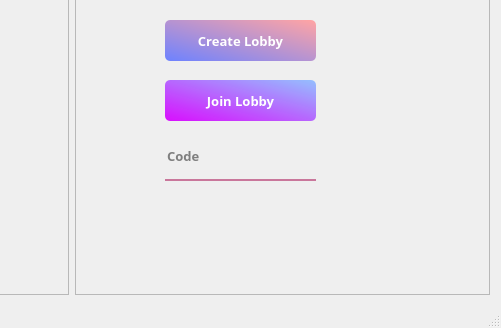
Above: GUI+Client/GUI+Client/menuWindow.ui from RobyDoge/Burning-Legion before the change; both pictures show x 357 to 858 and y 228 to 556 of the 858 by 556 pixel window. Below: the same form after it.
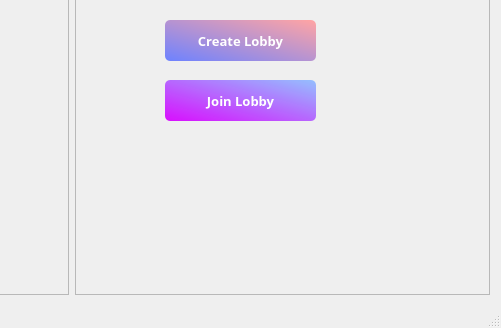
That is the form after the change.

```diff
--- a/GUI+Client/GUI+Client/menuWindow.ui
+++ b/GUI+Client/GUI+Client/menuWindow.ui
@@ -190,36 +190,6 @@
         <string>Join Lobby</string>
        </property>
       </widget>
-      <widget class="QLineEdit" name="joinLobbyCode">
-       <property name="enabled">
-        <bool>false</bool>
-       </property>
-       <property name="geometry">
-        <rect>
-         <x>90</x>
-         <y>340</y>
-         <width>151</width>
-         <height>41</height>
-        </rect>
-       </property>
-       <property name="font">
-        <font>
-         <family>Yu Gothic UI Semibold</family>
-         <pointsize>10</pointsize>
-         <bold>true</bold>
-        </font>
-       </property>
-       <property name="styleSheet">
-        <string notr="true">background-color: rgba(0, 0, 0, 0);
-border:none;
-border-bottom:2px solid rgba(190,86,131,200);
-color:rgba(0,0,0,240);
-padding-bottom:7px;</string>
-       </property>
-       <property name="placeholderText">
-        <string>Code</string>
-       </property>
-      </widget>
       <widget class="QLabel" name="label">
        <property name="geometry">
         <rect>
```
